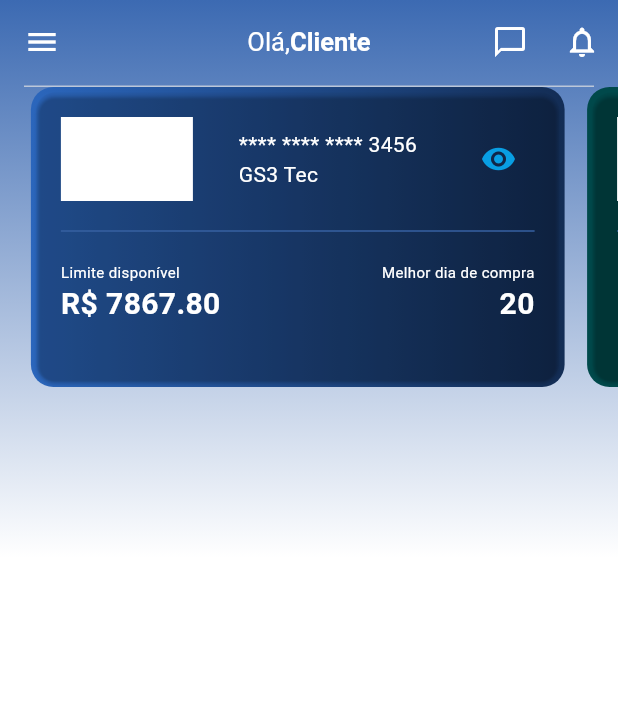
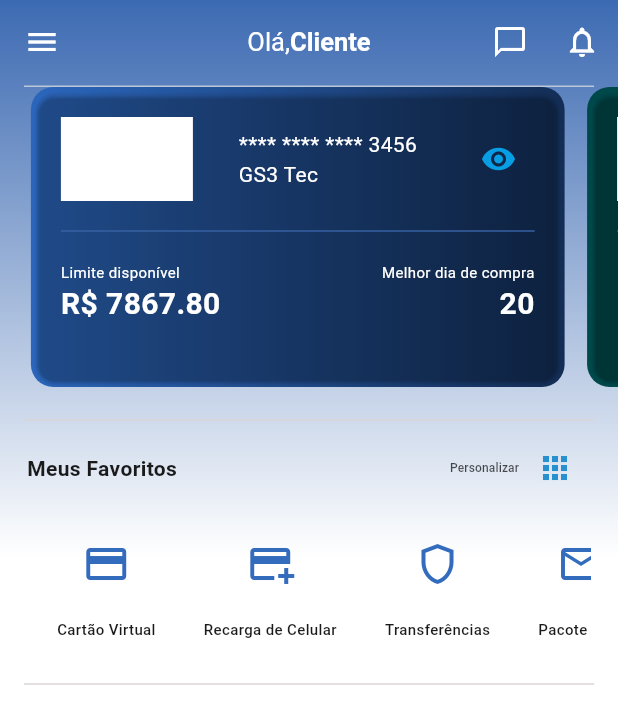
Before and after one commit to kaioenzo/gs3, a Flutter app: the screen it shows after launch, on a phone screen of 412 x 824 dp. Shown: the top 724 px of the screen. Run offline on Flutter 3.47's test engine with Material 3 defaults, Android fonts, the phone set to English and light mode, and no system bars; generated files the repository leaves out were written again.

Commit message:
feat: cria seção dos meus favoritos

```diff
--- /dev/null
+++ b/gs3/lib/models/favorite_item.dart
@@ -0,0 +1,7 @@
+import 'package:flutter/material.dart';
+
+class FavoriteItem {
+  FavoriteItem({required this.title, required this.icon});
+  final String title;
+  final IconData icon;
+}
--- a/gs3/lib/screens/homepage.dart
+++ b/gs3/lib/screens/homepage.dart
@@ -1,6 +1,7 @@
 import 'package:flutter/material.dart';
 import 'package:gs3/provider/account_provider.dart';
 import 'package:gs3/widgets/account_carousel.dart';
+import 'package:gs3/widgets/my_favorites.dart';
 import 'package:provider/provider.dart';
 
 class Homepage extends StatelessWidget {
@@ -60,6 +61,7 @@
           child: const Column(
             children: [
               AccountCarousel(),
+              MyFavorites(),
             ],
           ),
         ),
--- /dev/null
+++ b/gs3/lib/widgets/my_favorites.dart
@@ -0,0 +1,150 @@
+import 'package:flutter/material.dart';
+import 'package:gs3/models/favorite_item.dart';
+
+class MyFavorites extends StatelessWidget {
+  const MyFavorites({super.key});
+
+  @override
+  Widget build(BuildContext context) {
+    final List<FavoriteItem> favoriteItems = [
+      FavoriteItem(title: 'Cartão Virtual', icon: Icons.credit_card_outlined),
+      FavoriteItem(title: 'Recarga de Celular', icon: Icons.add_card),
+      FavoriteItem(title: 'Transferências', icon: Icons.shield_outlined),
+      FavoriteItem(title: 'Pacote SMS', icon: Icons.mail_outline),
+    ];
+
+    return Container(
+      margin: const EdgeInsets.only(
+        top: 14.0,
+      ),
+      child: Column(
+        children: [
+          const DefaultDivider(),
+          Padding(
+            padding: const EdgeInsets.symmetric(horizontal: 18.0),
+            child: SizedBox(
+              height: 160.0,
+              child: Column(
+                children: [
+                  Row(
+                    mainAxisAlignment: MainAxisAlignment.spaceBetween,
+                    children: [
+                      const Text(
+                        'Meus Favoritos',
+                        style: TextStyle(
+                          fontSize: 14.0,
+                          fontWeight: FontWeight.w700,
+                          color: Color.fromRGBO(26, 26, 26, 1),
+                        ),
+                      ),
+                      Row(
+                        crossAxisAlignment: CrossAxisAlignment.end,
+                        children: [
+                          TextButton(
+                            style: TextButton.styleFrom(
+                              padding: EdgeInsets.zero,
+                              alignment: Alignment.centerRight,
+                            ),
+                            onPressed: () {},
+                            child: const Text(
+                              'Personalizar',
+                              style: TextStyle(
+                                fontSize: 8.0,
+                                color: Color.fromRGBO(0, 0, 0, 0.7),
+                              ),
+                            ),
+                          ),
+                          IconButton(
+                            onPressed: () {},
+                            alignment: Alignment.centerLeft,
+                            icon: const Icon(
+                              Icons.apps,
+                              color: Color.fromRGBO(40, 144, 207, 1),
+                            ),
+                          )
+                        ],
+                      ),
+                    ],
+                  ),
+                  Expanded(
+                    child: ListView.builder(
+                      scrollDirection: Axis.horizontal,
+                      itemCount: favoriteItems.length,
+                      itemBuilder: (ctx, index) {
+                        final favoriteItem = favoriteItems[index];
+                        return Padding(
+                          padding: const EdgeInsets.only(top: 24.0),
+                          child: Column(
+                            children: [
+                              Container(
+                                alignment: Alignment.center,
+                                margin: const EdgeInsets.only(right: 12.0),
+                                padding: const EdgeInsets.only(left: 20.0),
+                                child: Column(
+                                  children: [
+                                    Icon(
+                                      favoriteItem.icon,
+                                      size: 32,
+                                      color: const Color.fromRGBO(
+                                        52,
+                                        108,
+                                        189,
+                                        1,
+                                      ),
+                                    ),
+                                    Padding(
+                                      padding: const EdgeInsets.only(
+                                        top: 20.0,
+                                        bottom: 10.0,
+                                      ),
+                                      child: Text(
+                                        favoriteItem.title,
+                                        style: const TextStyle(
+                                          fontSize: 10.0,
+                                          fontWeight: FontWeight.w500,
+                                          color: Color.fromRGBO(
+                                            26,
+                                            26,
+                                            26,
+                                            1,
+                                          ),
+                                        ),
+                                      ),
+                                    ),
+                                  ],
+                                ),
+                              ),
+                            ],
+                          ),
+                        );
+                      },
+                    ),
+                  ),
+                ],
+              ),
+            ),
+          ),
+          const DefaultDivider()
+        ],
+      ),
+    );
+  }
+}
+
+class DefaultDivider extends StatelessWidget {
+  final double padding;
+  const DefaultDivider({
+    super.key,
+    this.padding = 16.0,
+  });
+
+  @override
+  Widget build(BuildContext context) {
+    return Divider(
+      color: Color.fromARGB(255, 218, 213, 213),
+      indent: padding,
+      endIndent: padding,
+      thickness: 1.0,
+    );
+  }
+}
```
